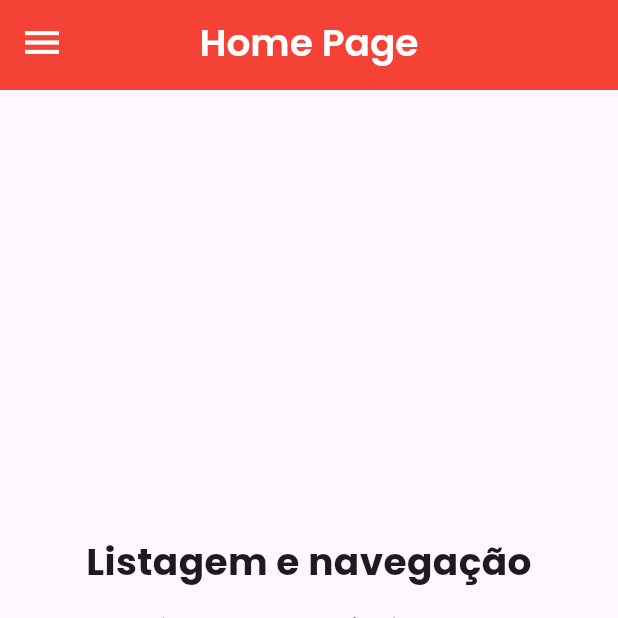
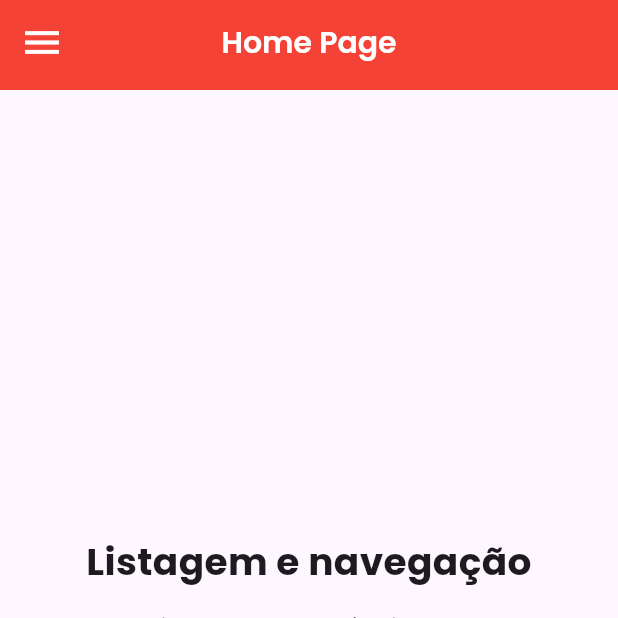
Before and after one commit to Roderigoshq/Flutter_App_Hands_On_Part2, a Flutter app: the screen it shows after launch, on a phone screen of 412 x 824 dp, the top half of it. Run offline on Flutter 3.47's test engine with Material 3 defaults, Android fonts, the phone set to English and light mode, and no system bars; our stand-ins replace google_fonts.

Commit message:
:feat: corrigindo erros

```diff
--- a/holds_on_part2/lib/pages/homepage.dart
+++ b/holds_on_part2/lib/pages/homepage.dart
@@ -3,7 +3,7 @@ import 'package:google_fonts/google_fonts.dart';
 import 'package:holds_on_part2/pages/segundapagina.dart';
 
 class HomePage extends StatefulWidget {
-  const HomePage({Key? key}) : super(key: key);
+  const HomePage({super.key});
 
   @override
   State<HomePage> createState() => _HomePageState();
@@ -14,13 +14,12 @@ class _HomePageState extends State<HomePage> {
   Widget build(BuildContext context) {
     return Scaffold(
       appBar: PreferredSize(
-        preferredSize:
-            const Size.fromHeight(60.0), // Definir a altura da AppBar
+        preferredSize: const Size.fromHeight(60.0),
         child: AppBar(
           title: Text(
             "Home Page",
             style: GoogleFonts.poppins(
-              fontSize: 25,
+              fontSize: 20,
               fontWeight: FontWeight.w600,
               color: Colors.white,
             ),
```
